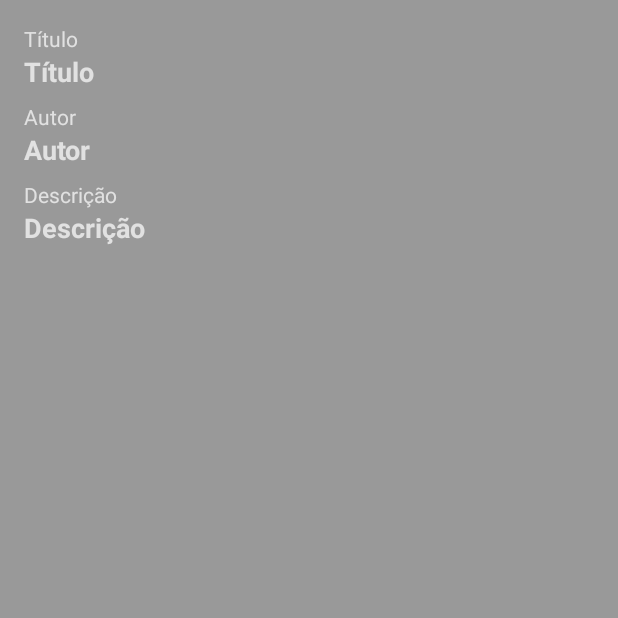
After one commit to maurozem/NyBooks, an Android app: the BookDetailsActivity screen opened directly, with no data from a screen before it, on a phone screen of 412 x 824 dp, the top half of it. The commit adds this screen. Run offline under Robolectric (Android 15) with nearby library versions, the phone set to English and light mode, and no system bars; 4 statements that could not run were skipped.

Commit message:
Details do Book implementado

```diff
--- a/app/src/main/AndroidManifest.xml
+++ b/app/src/main/AndroidManifest.xml
@@ -11,6 +11,7 @@
         android:roundIcon="@mipmap/ic_launcher_round"
         android:supportsRtl="true"
         android:theme="@style/AppTheme">
+        <activity android:name=".presentation.details.BookDetailsActivity"></activity>
         <activity android:name=".presentation.books.BooksActivity">
             <intent-filter>
                 <action android:name="android.intent.action.MAIN" />
--- a/app/src/main/java/ms/zem/nybooksplus/data/response/BookResultResponse.kt
+++ b/app/src/main/java/ms/zem/nybooksplus/data/response/BookResultResponse.kt
@@ -13,6 +13,7 @@ data class BookResultResponse (
 fun BookResultResponse.toBook(): Book {
     return Book(
         bookDetais[0].title,
-        bookDetais[0].author
+        bookDetais[0].author,
+        bookDetais[0].description
     )
 }
--- a/app/src/main/java/ms/zem/nybooksplus/presentation/books/BookViewModel.kt
+++ b/app/src/main/java/ms/zem/nybooksplus/presentation/books/BookViewModel.kt
@@ -17,7 +17,6 @@ class BookViewModel : ViewModel() {
     val books: LiveData<List<Book>> = booksLiveData
 
     fun getBooks(){
-//        booksLiveData.value = getBooksMock()
         APIServices.service.getBooks().enqueue(object : Callback<BookBodyResponse>{
             override fun onResponse(
                 call: Call<BookBodyResponse>,
@@ -40,9 +39,4 @@ class BookViewModel : ViewModel() {
         })
     }
 
-    private fun getBooksMock() = listOf<Book>(
-            Book("Titulo 01", "Autor 01"),
-            Book("Titulo 02", "Autor 02"),
-            Book("Titulo 03", "Autor 03")
-    )
 }
--- a/app/src/main/java/ms/zem/nybooksplus/presentation/books/BooksActivity.kt
+++ b/app/src/main/java/ms/zem/nybooksplus/presentation/books/BooksActivity.kt
@@ -9,6 +9,7 @@ import androidx.recyclerview.widget.LinearLayoutManager
 import androidx.recyclerview.widget.RecyclerView
 import kotlinx.android.synthetic.main.activity_books.*
 import ms.zem.nybooksplus.R
+import ms.zem.nybooksplus.presentation.details.BookDetailsActivity
 
 class BooksActivity : AppCompatActivity() {
     override fun onCreate(savedInstanceState: Bundle?) {
@@ -24,7 +25,9 @@ class BooksActivity : AppCompatActivity() {
                 with(recyclerMain){
                     layoutManager = LinearLayoutManager(this@BooksActivity, RecyclerView.VERTICAL, false)
                     setHasFixedSize(true)
-                    adapter = BooksAdapter(it)
+                    adapter = BooksAdapter(it){book ->
+                        startActivity(BookDetailsActivity.getStartIntent(this@BooksActivity, book))
+                    }
                     addItemDecoration(DividerItemDecoration(this@BooksActivity, DividerItemDecoration.VERTICAL))
                 }
             }
--- /dev/null
+++ b/app/src/main/java/ms/zem/nybooksplus/presentation/details/BookDetailsActivity.kt
@@ -0,0 +1,33 @@
+package ms.zem.nybooksplus.presentation.details
+
+import android.content.Context
+import android.content.Intent
+import androidx.appcompat.app.AppCompatActivity
+import android.os.Bundle
+import kotlinx.android.synthetic.main.activity_book_details.*
+import ms.zem.nybooksplus.R
+import ms.zem.nybooksplus.data.model.Book
+
+class BookDetailsActivity : AppCompatActivity() {
+
+    lateinit var book: Book
+    override fun onCreate(savedInstanceState: Bundle?) {
+        super.onCreate(savedInstanceState)
+        setContentView(R.layout.activity_book_details)
+
+        val book = intent.getSerializableExtra(BOOK) as Book
+        tvTitulo.text = book.title
+        tvAutor.text = book.author
+        tvDescricao.text = book.description
+    }
+
+    companion object{
+        const val BOOK = "book"
+        fun getStartIntent(context: Context, book: Book): Intent{
+            return Intent(context, BookDetailsActivity::class.java).apply {
+                putExtra(BOOK, book)
+            }
+
+        }
+    }
+}
--- /dev/null
+++ b/app/src/main/res/layout/activity_book_details.xml
@@ -0,0 +1,59 @@
+<?xml version="1.0" encoding="utf-8"?>
+<LinearLayout
+    xmlns:android="http://schemas.android.com/apk/res/android"
+    xmlns:tools="http://schemas.android.com/tools"
+    android:layout_width="match_parent"
+    android:layout_height="match_parent"
+    android:orientation="vertical"
+    android:padding="16dp"
+    tools:context=".presentation.details.BookDetailsActivity">
+
+    <TextView
+        android:layout_width="wrap_content"
+        android:layout_height="wrap_content"
+        android:text="@string/titulo"
+        />
+
+    <TextView
+        android:id="@+id/tvTitulo"
+        android:layout_width="wrap_content"
+        android:layout_height="wrap_content"
+        android:text="@string/titulo"
+        android:textStyle="bold"
+        android:textSize="18sp"
+        android:layout_marginBottom="8dp"
+        />
+
+    <TextView
+        android:layout_width="wrap_content"
+        android:layout_height="wrap_content"
+        android:text="@string/autor"
+        />
+
+    <TextView
+        android:id="@+id/tvAutor"
+        android:layout_width="wrap_content"
+        android:layout_height="wrap_content"
+        android:text="@string/autor"
+        android:textStyle="bold"
+        android:textSize="18sp"
+        android:layout_marginBottom="8dp"
+        />
+
+    <TextView
+        android:layout_width="wrap_content"
+        android:layout_height="wrap_content"
+        android:text="@string/descricao"
+        />
+
+    <TextView
+        android:id="@+id/tvDescricao"
+        android:layout_width="wrap_content"
+        android:layout_height="wrap_content"
+        android:text="@string/descricao"
+        android:textStyle="bold"
+        android:textSize="18sp"
+        android:layout_marginBottom="8dp"
+        />
+
+</LinearLayout>
--- a/app/src/main/res/values/strings.xml
+++ b/app/src/main/res/values/strings.xml
@@ -1,6 +1,9 @@
 <resources>
     <string name="app_name">NyBooksPlus</string>
 
-<!--    books acticity-->
+    <!--    books acticity-->
     <string name="books">Books</string>
+    <string name="titulo">Título</string>
+    <string name="autor">Autor</string>
+    <string name="descricao">Descrição</string>
 </resources>
```
Also changed, not shown: app/src/main/java/ms/zem/nybooksplus/data/model/Book.kt (+5 -2 lines), app/src/main/java/ms/zem/nybooksplus/presentation/books/BooksAdapter.kt (+12 -3 lines).
